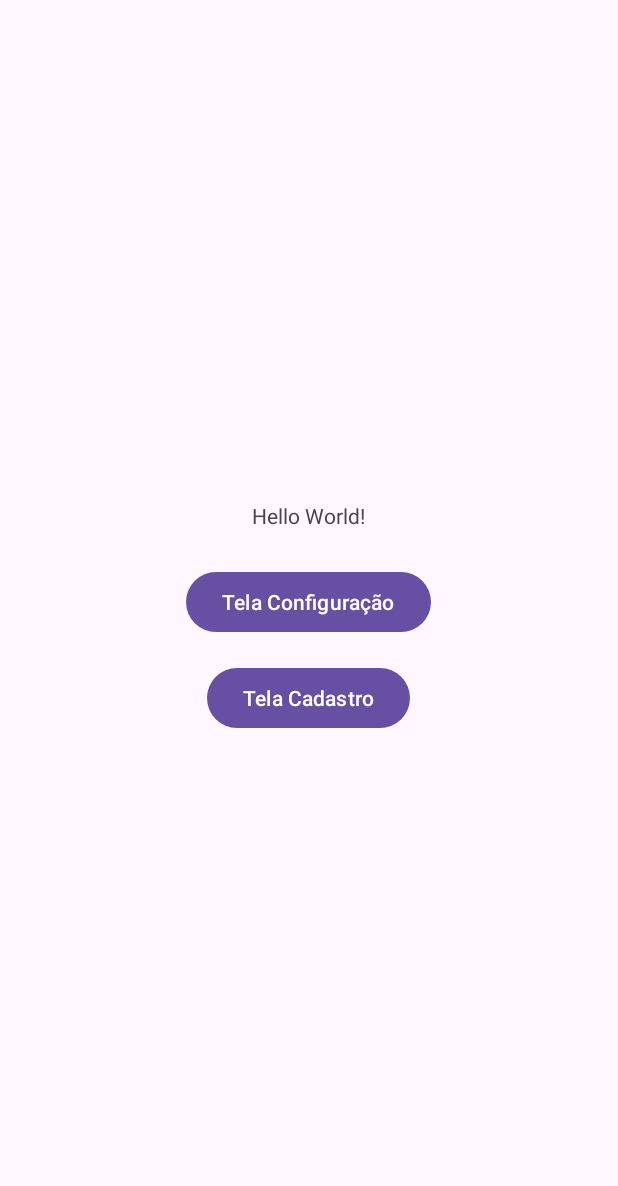
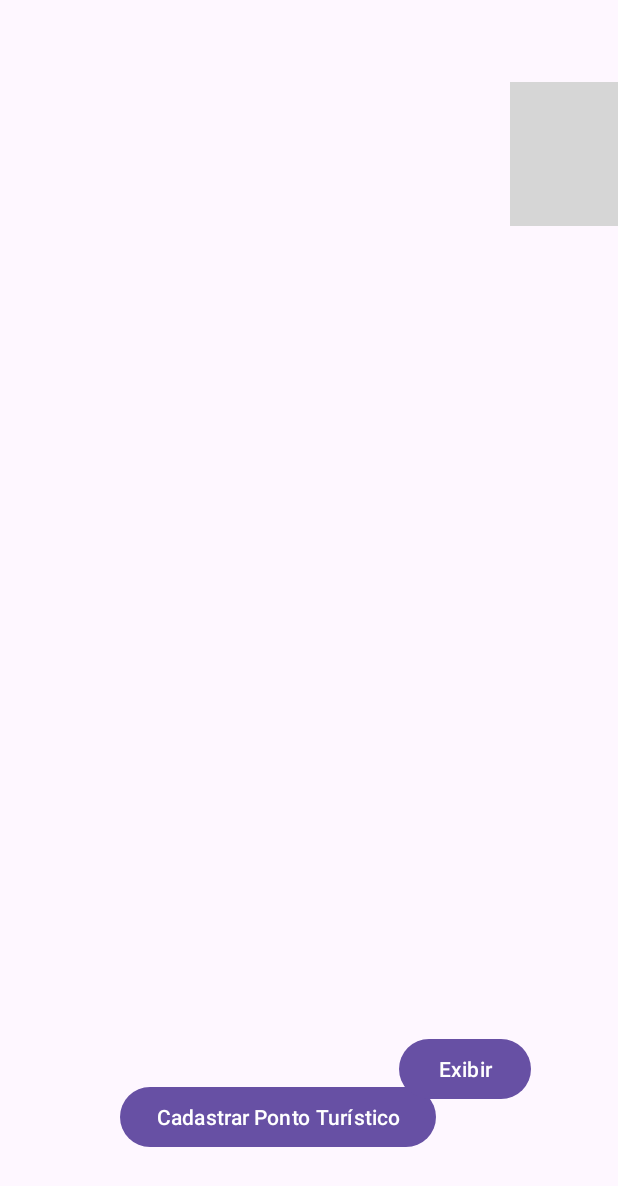
Before and after one commit to MatheusGuedes0/tourist-attractions-app, an Android app: the screen it shows after launch (MainActivity), on a phone screen of 412 x 824 dp. Shown: the top 1186 px of the screen. Run offline under Robolectric (Android 15) with nearby library versions, the phone set to English and light mode, and no system bars; grey boxes are pictures that could not be loaded.

Commit message:
feat(recyclerView): add recycler view on project

```diff
--- a/tourist-attractions-app/app/src/main/AndroidManifest.xml
+++ b/tourist-attractions-app/app/src/main/AndroidManifest.xml
@@ -38,6 +38,9 @@
         tools:targetApi="31">
 
         <activity
+            android:name=".RecyclerViewActivity" />
+
+        <activity
             android:name=".CadastroActivity" />
 
         <activity
--- a/tourist-attractions-app/app/src/main/java/utfpr/edu/br/tourist_attractions_app/MainActivity.kt
+++ b/tourist-attractions-app/app/src/main/java/utfpr/edu/br/tourist_attractions_app/MainActivity.kt
@@ -62,4 +62,9 @@ class MainActivity : AppCompatActivity() {
         startActivity(intent)
     }
 
+    fun btRecyclerViewOnClick(view: View){
+        val intent = Intent(this,RecyclerViewActivity::class.java)
+        startActivity((intent))
+    }
+
 }
--- a/tourist-attractions-app/app/src/main/res/layout/activity_main.xml
+++ b/tourist-attractions-app/app/src/main/res/layout/activity_main.xml
@@ -1,5 +1,5 @@
 <?xml version="1.0" encoding="utf-8"?>
-<LinearLayout xmlns:android="http://schemas.android.com/apk/res/android"
+<RelativeLayout xmlns:android="http://schemas.android.com/apk/res/android"
     xmlns:app="http://schemas.android.com/apk/res-auto"
     xmlns:tools="http://schemas.android.com/tools"
     android:id="@+id/main"
@@ -9,25 +9,37 @@
     android:gravity="center"
     tools:context=".MainActivity">
 
-    <TextView
-        android:layout_width="wrap_content"
-        android:layout_height="wrap_content"
-        android:text="Hello World!"
-        android:layout_marginBottom="24dp"/>
-
-    <Button
+    <ImageButton
         android:id="@+id/btnTelaConfiguracao"
         android:layout_width="wrap_content"
         android:layout_height="wrap_content"
-        android:text="Tela Configuração"
+        android:layout_alignParentStart="true"
+        android:layout_marginStart="340dp"
+        android:background="?attr/selectableItemBackgroundBorderless"
+        android:contentDescription="Configuração"
         android:onClick="btTelaConfiguracaoOnClick"
-        android:layout_marginBottom="16dp"/>
+        android:src="@drawable/ic_settings" />
 
     <Button
         android:id="@+id/btnTelaCadastro"
         android:layout_width="wrap_content"
         android:layout_height="wrap_content"
-        android:text="Tela Cadastro"
-        android:onClick="btTelaCadastroOnClick" />
+        android:layout_alignParentStart="true"
+        android:layout_alignParentTop="true"
+        android:layout_marginStart="80dp"
+        android:layout_marginTop="666dp"
+        android:onClick="btTelaCadastroOnClick"
+        android:text="Cadastrar Ponto Turístico" />
 
-</LinearLayout>
+    <Button
+        android:id="@+id/btnRecyclerView"
+        android:layout_width="wrap_content"
+        android:layout_height="wrap_content"
+        android:layout_below="@+id/btnTelaConfiguracao"
+        android:layout_alignParentStart="true"
+        android:layout_marginStart="266dp"
+        android:layout_marginTop="538dp"
+        android:onClick="btRecyclerViewOnClick"
+        android:text="Exibir" />
+
+</RelativeLayout>
```
